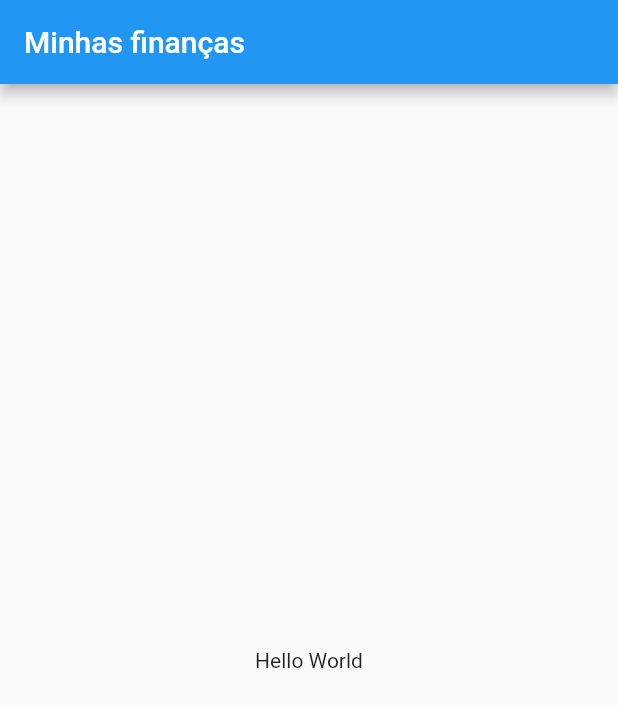
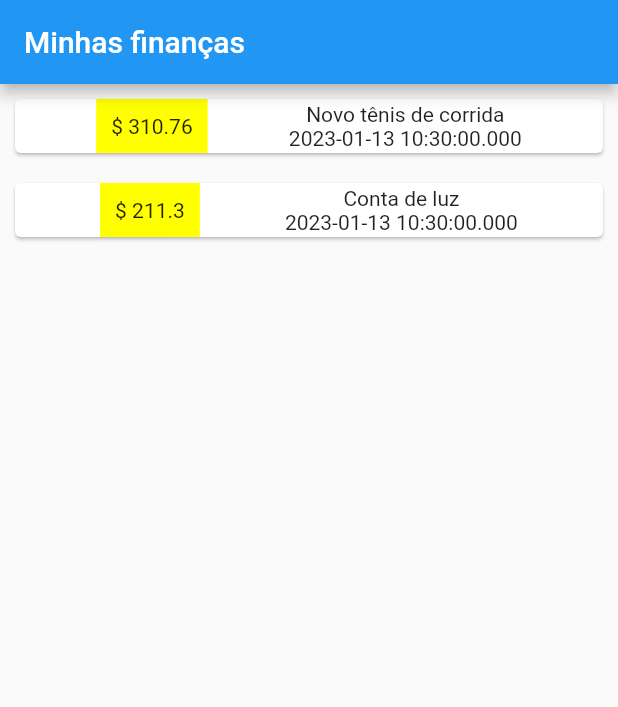
Before and after one commit to matheustkaczyk/finance_app, a Flutter app: the screen it shows after launch, on a phone screen of 412 x 824 dp. Shown: the top 707 px of the screen. Run offline on Flutter 3.47's test engine with Material 2 defaults, Android fonts, the phone set to English and light mode, and no system bars.

Commit message:
feat: adding simple Card widget rendering data

```diff
--- a/lib/main.dart
+++ b/lib/main.dart
@@ -30,9 +30,29 @@ class _MyAppState extends State<MyApp> {
         appBar: AppBar(
           title: const Text('Minhas finanças'),
         ),
-        body: const Center(
-          child: Text('Hello World'),
-        ),
+        body: Column(children: [
+          ...(transactions
+              .map((transaction) => Card(
+                    margin: const EdgeInsets.all(10),
+                    child: Row(
+                      mainAxisAlignment: MainAxisAlignment.spaceEvenly,
+                      children: [
+                        Container(
+                          color: Colors.yellowAccent,
+                          padding: const EdgeInsets.all(10),
+                          child: Text("\$ ${transaction.value.toString()}"),
+                        ),
+                        Column(
+                          children: [
+                            Text(transaction.title),
+                            Text(transaction.date.toString()),
+                          ],
+                        )
+                      ],
+                    ),
+                  ))
+              .toList())
+        ]),
       ),
     );
   }
```
